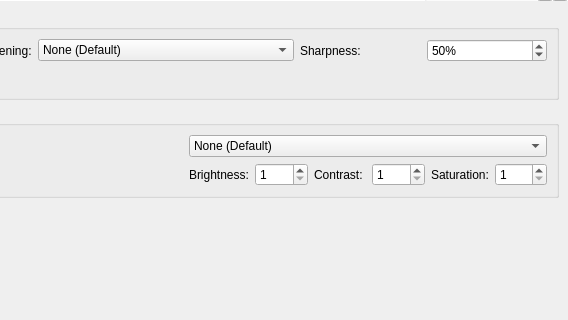
The window that pcsx2-qt/Settings/GraphicsSettingsWidget.ui (PCSX2/pcsx2) describes before a commit, drawn with Qt 5; both pictures show x 152 to 720 and y 108 to 428 of the 720 by 588 pixel window.
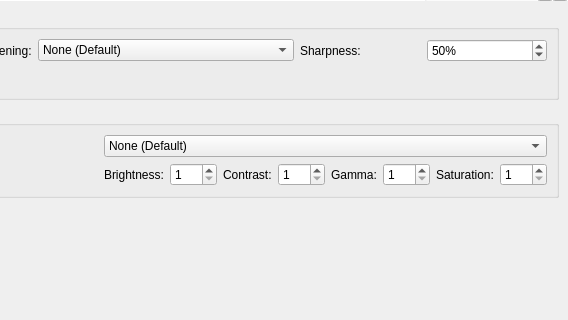
The same window after the commit. The open tabs and pages were chosen to show the change.

Commit message: GS: Add gamma control to ShadeBoost

```diff
--- a/pcsx2-qt/Settings/GraphicsSettingsWidget.ui
+++ b/pcsx2-qt/Settings/GraphicsSettingsWidget.ui
@@ -1433,6 +1433,23 @@
               </property>
              </widget>
             </item>
+            <item>
+             <widget class="QLabel" name="gammaLabel">
+              <property name="text">
+               <string>Gamma:</string>
+              </property>
+             </widget>
+            </item>
+            <item>
+             <widget class="QSpinBox" name="shadeBoostGamma">
+              <property name="minimum">
+               <number>1</number>
+              </property>
+              <property name="maximum">
+               <number>100</number>
+              </property>
+             </widget>
+            </item>
             <item>
              <widget class="QLabel" name="saturationLabel">
               <property name="text">
```
The commit also changes 10 other files.
